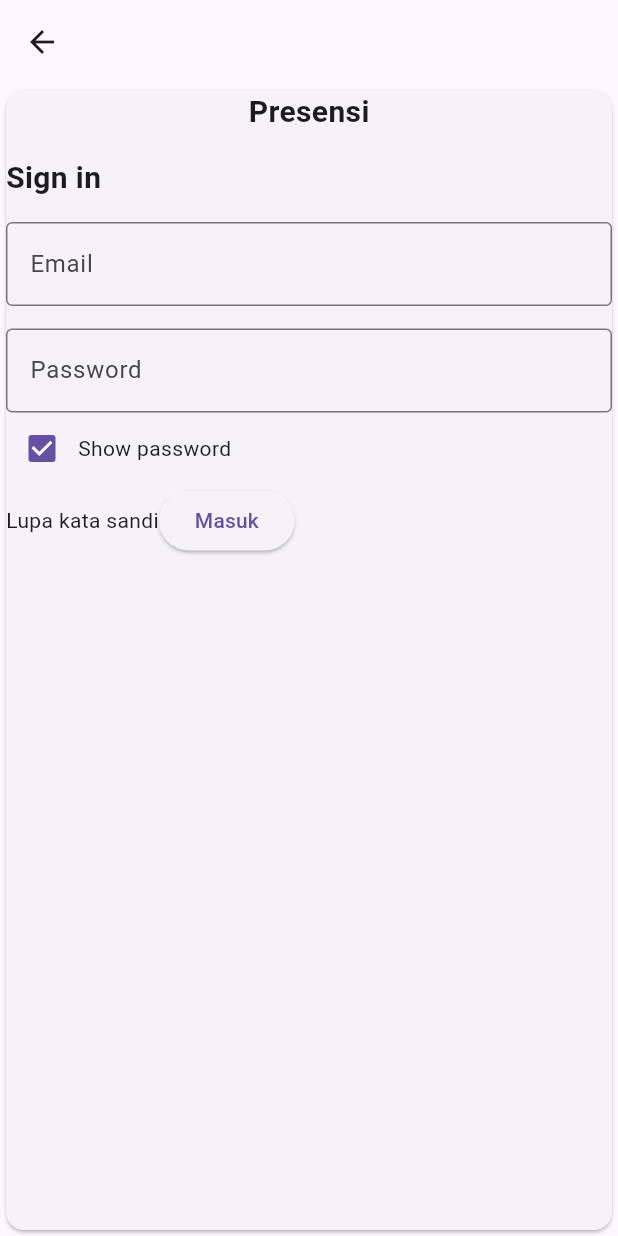
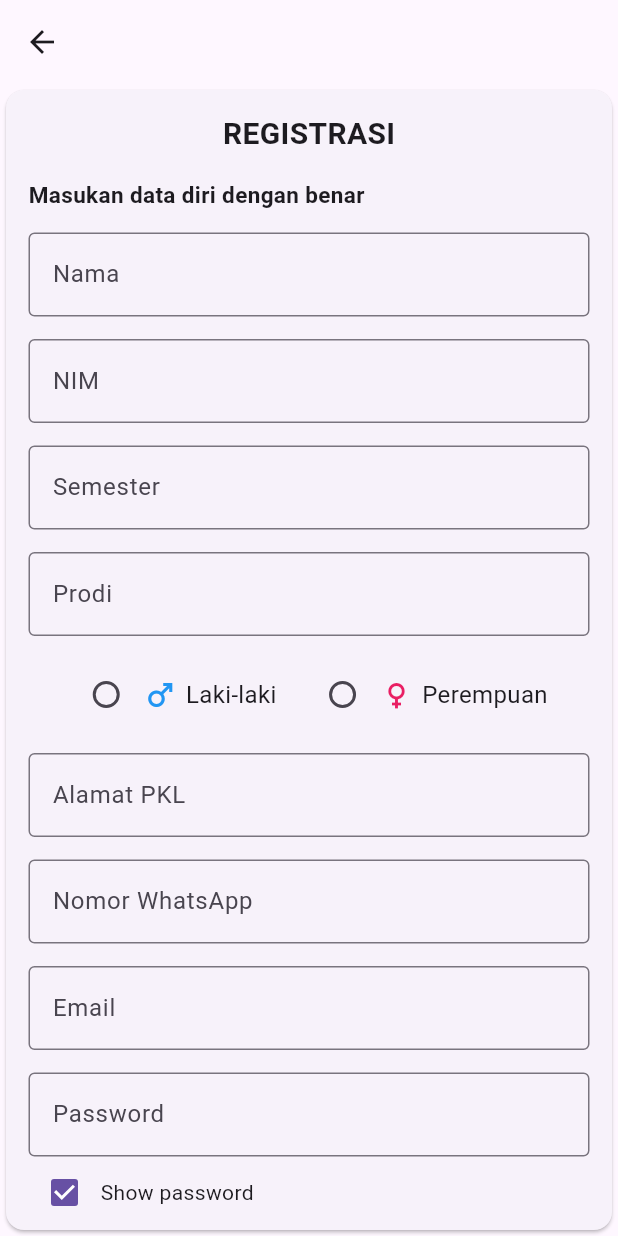
Before and after one commit to mp-class-si-unugha-2024/Presensi-Fikri, a Flutter app: the SignupView screen opened by its route, on a phone screen of 412 x 824 dp. Run offline on Flutter 3.47's test engine with Material 3 defaults, Android fonts, the phone set to English and light mode, and no system bars; our stand-ins replace device_preview, get.

Commit message:
add file signup

```diff
--- a/lib/app/modules/signup/views/signup_view.dart
+++ b/lib/app/modules/signup/views/signup_view.dart
@@ -1,14 +1,14 @@
 import 'package:flutter/material.dart';
-
 import 'package:get/get.dart';
-
 import '../controllers/signup_controller.dart';
 
 class SignupView extends GetView<SignupController> {
-  const SignupView({super.key});
+  const SignupView({Key? key}) : super(key: key);
+
   @override
   Widget build(BuildContext context) {
     var formkey = GlobalKey<FormState>();
+    final gender = RxString('');
 
     return Scaffold(
       appBar: AppBar(),
@@ -16,37 +16,111 @@ class SignupView extends GetView<SignupController> {
         child: Card(
           child: Form(
             key: formkey,
-            child: Column(
+            child: ListView(
+              padding: EdgeInsets.all(15),
               children: [
-                const Text(
-                  "Presensi",
-                  style: TextStyle(fontSize: 20, fontWeight: FontWeight.bold),
-                ),
-                const SizedBox(height: 15),
-                const Align(
-                  alignment: Alignment.bottomLeft,
+                Center(
                   child: Text(
-                    "Sign in",
+                    "REGISTRASI",
                     style: TextStyle(fontSize: 20, fontWeight: FontWeight.bold),
                   ),
                 ),
-                const SizedBox(height: 15),
+                SizedBox(height: 15),
+                Align(
+                  alignment: Alignment.bottomLeft,
+                  child: Text(
+                    "Masukan data diri dengan benar",
+                    style: TextStyle(fontSize: 15, fontWeight: FontWeight.bold),
+                  ),
+                ),
+                SizedBox(height: 15),
+                TextFormField(
+                  decoration: InputDecoration(
+                    labelText: "Nama",
+                    border: OutlineInputBorder(),
+                  ),
+                ),
+                SizedBox(height: 15),
+                TextFormField(
+                  decoration: InputDecoration(
+                    labelText: "NIM",
+                    border: OutlineInputBorder(),
+                  ),
+                ),
+                SizedBox(height: 15),
+                TextFormField(
+                  decoration: InputDecoration(
+                    labelText: "Semester",
+                    border: OutlineInputBorder(),
+                  ),
+                ),
+                SizedBox(height: 15),
+                TextFormField(
+                  decoration: InputDecoration(
+                    labelText: "Prodi",
+                    border: OutlineInputBorder(),
+                  ),
+                ),
+                SizedBox(height: 15),
+                Obx(
+                  () => Row(
+                    mainAxisAlignment: MainAxisAlignment.center,
+                    children: [
+                      Radio<String>(
+                        value: 'Laki-laki',
+                        groupValue: gender.value,
+                        onChanged: (value) {
+                          gender.value = value!;
+                        },
+                      ),
+                      Icon(Icons.male, color: Colors.blue),
+                      SizedBox(width: 5),
+                      Text("Laki-laki", style: TextStyle(fontSize: 16)),
+                      SizedBox(width: 20),
+                      Radio<String>(
+                        value: 'Perempuan',
+                        groupValue: gender.value,
+                        onChanged: (value) {
+                          gender.value = value!;
+                        },
+                      ),
+                      Icon(Icons.female, color: Colors.pink),
+                      SizedBox(width: 5),
+                      Text("Perempuan", style: TextStyle(fontSize: 16)),
+                    ],
+                  ),
+                ),
+                SizedBox(height: 15),
+                TextFormField(
+                  decoration: InputDecoration(
+                    labelText: "Alamat PKL",
+                    border: OutlineInputBorder(),
+                  ),
+                ),
+                SizedBox(height: 15),
+                TextFormField(
+                  decoration: InputDecoration(
+                    labelText: "Nomor WhatsApp",
+                    border: OutlineInputBorder(),
+                  ),
+                ),
+                SizedBox(height: 15),
                 TextFormField(
                   validator: (value) {
                     if (value!.isEmpty) {
                       return "Email wajib di isi";
                     }
                     if (!GetUtils.isEmail(value)) {
-                      return "Masukan email dengan benar";
+                      return "Masukan email dengan Benar";
                     }
                     return null;
                   },
-                  decoration: const InputDecoration(
+                  decoration: InputDecoration(
                     labelText: "Email",
                     border: OutlineInputBorder(),
                   ),
                 ),
-                const SizedBox(height: 15),
+                SizedBox(height: 15),
                 TextFormField(
                   validator: (value) {
                     if (value!.isEmpty) {
@@ -57,7 +131,7 @@ class SignupView extends GetView<SignupController> {
                     }
                     return null;
                   },
-                  decoration: const InputDecoration(
+                  decoration: InputDecoration(
                     labelText: "Password",
                     border: OutlineInputBorder(),
                   ),
@@ -68,17 +142,17 @@ class SignupView extends GetView<SignupController> {
                       value: true,
                       onChanged: (value) {},
                     ),
-                    const Text("Show password"),
+                    Text("Show password"),
                   ],
                 ),
                 Row(
                   children: [
-                    const Text("Lupa kata sandi"),
+                    Text("Lupa kata sandi"),
                     ElevatedButton(
                       onPressed: () {
                         if (formkey.currentState!.validate()) {}
                       },
-                      child: const Text("Masuk"),
+                      child: Text("Masuk"),
                     ),
                   ],
                 ),
```
